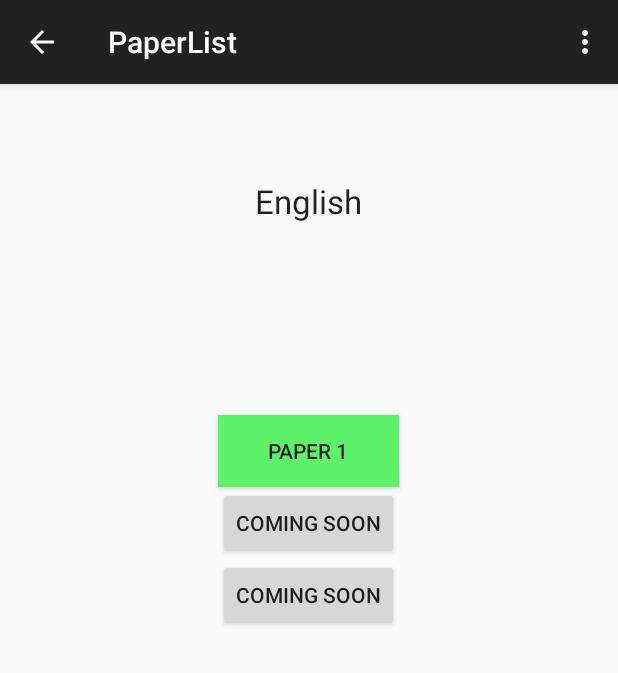
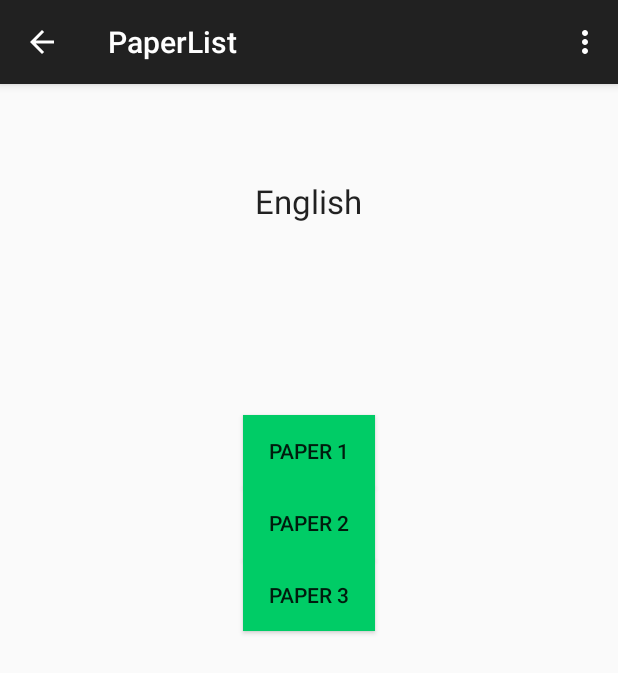
Before and after one commit to Harsh2098/CBSEPapers, an Android app: the screen it shows after launch (PaperList), after a tap on "ENGLISH", on a phone screen of 412 x 824 dp. Shown: the top 673 px of the screen. Run offline under Robolectric (Android 15) with nearby library versions, the phone set to English and light mode, and no system bars.

Commit message:
minor ui improvements

```diff
--- a/app/src/main/java/com/example/shantanu/cbsepapers/PaperList.java
+++ b/app/src/main/java/com/example/shantanu/cbsepapers/PaperList.java
@@ -2,6 +2,8 @@ package com.example.shantanu.cbsepapers;
 
 import android.content.Context;
 import android.content.Intent;
+import android.graphics.Color;
+import android.graphics.drawable.GradientDrawable;
 import android.net.Uri;
 import android.os.Environment;
 import android.support.v7.app.ActionBarActivity;
@@ -50,18 +52,21 @@ public class PaperList extends ActionBarActivity {
 			@Override
 			public void onClick(View v) {
 				OpenPDF("01");
+				b3.setBackgroundColor(Color.rgb(99,33,33));
 			}
 		});
 		b2.setOnClickListener(new View.OnClickListener() {
 			@Override
 			public void onClick(View v) {
 				OpenPDF("02");
+				b3.setBackgroundColor(Color.rgb(99,33,33));
 			}
 		});
 		b3.setOnClickListener(new View.OnClickListener() {
 			@Override
 			public void onClick(View v) {
 				OpenPDF("03");
+				b3.setBackgroundColor(Color.rgb(99,33,33));
 			}
 		});
 
--- a/app/src/main/res/layout/activity_paper_list.xml
+++ b/app/src/main/res/layout/activity_paper_list.xml
@@ -26,11 +26,11 @@
         android:id="@+id/b1"
         android:layout_below="@+id/tvSub"
         android:layout_marginTop="128dp"
-        android:background="#5EF16A"
         android:layout_alignRight="@+id/b2"
         android:layout_alignEnd="@+id/b2"
         android:layout_alignLeft="@+id/b2"
-        android:layout_alignStart="@+id/b2"/>
+        android:layout_alignStart="@+id/b2"
+        android:background="#00CC66" />
 
     <Button
         android:layout_width="wrap_content"
@@ -38,14 +38,16 @@
         android:id="@+id/b2"
         android:layout_below="@+id/b1"
         android:layout_centerHorizontal="true"
-        android:text="Coming soon"/>
+        android:text="Paper 2"
+        android:background="#00cc66" />
 
     <Button
         android:layout_width="wrap_content"
         android:layout_height="wrap_content"
-        android:text="Coming Soon"
+        android:text="Paper 3"
         android:id="@+id/b3"
         android:layout_below="@+id/b2"
-        android:layout_centerHorizontal="true"/>
+        android:layout_centerHorizontal="true"
+        android:background="#00cc66" />
 
 </RelativeLayout>
```
